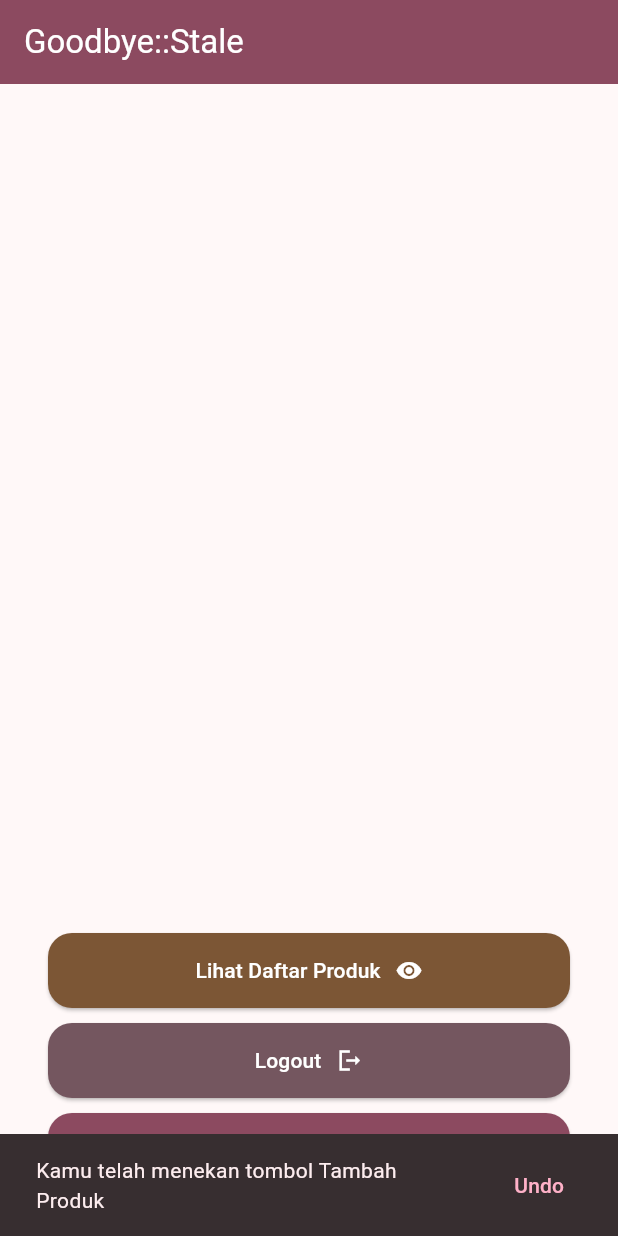
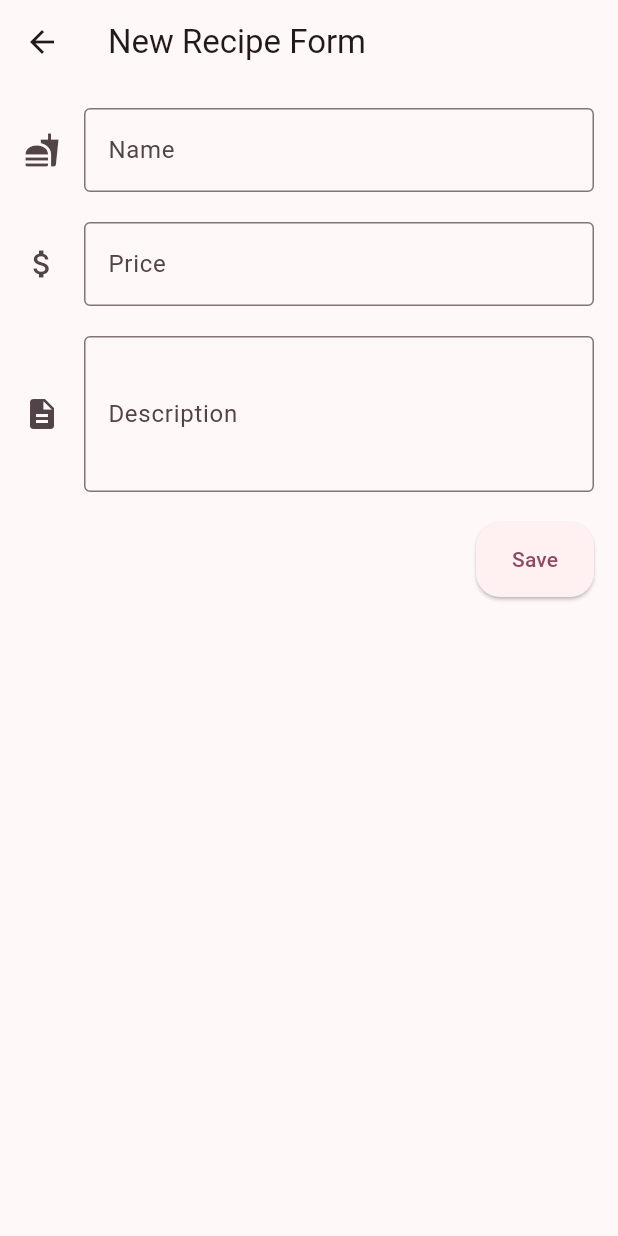
Before and after one commit to thorbert-anson-shi/goodbye-stale-mobile, a Flutter app: the screen it shows after launch, after a tap on "Tambah Produk", on a phone screen of 412 x 824 dp. Run offline on Flutter 3.47's test engine with Material 3 defaults, Android fonts, the light colour scheme and no system bars.

Commit message:
Subsmisi Tugas Individu 8

```diff
--- a/lib/main.dart
+++ b/lib/main.dart
@@ -1,5 +1,5 @@
 import 'package:flutter/material.dart';
-import 'package:goodbye_stale_mobile/home.dart';
+import 'package:goodbye_stale_mobile/screens/home.dart';
 
 void main() {
   runApp(const MyApp());
@@ -17,7 +17,7 @@ class MyApp extends StatelessWidget {
         colorScheme: ColorScheme.fromSeed(seedColor: Colors.black),
         useMaterial3: true,
       ),
-      home: MyHomePage(),
+      home: const MyHomePage(),
     );
   }
 }
--- a/lib/home.dart
+++ b/lib/screens/home.dart
@@ -1,4 +1,6 @@
 import 'package:flutter/material.dart';
+import 'package:goodbye_stale_mobile/widgets/action_button.dart';
+import 'package:goodbye_stale_mobile/widgets/app_drawer.dart';
 
 class MyHomePage extends StatelessWidget {
   const MyHomePage({super.key});
@@ -13,6 +15,7 @@ class MyHomePage extends StatelessWidget {
           style: TextStyle(color: Theme.of(context).colorScheme.onPrimary),
         ),
       ),
+      drawer: const AppDrawer(),
       body: Container(
         width: double.maxFinite,
         height: double.maxFinite,
@@ -50,50 +53,3 @@ class MyHomePage extends StatelessWidget {
     );
   }
 }
-
-class ActionButton extends StatelessWidget {
-  final Text text;
-  final Text snackBarText;
-  final Icon icon;
-  final Color bgColor;
-  final Color fgColor;
-
-  const ActionButton(
-      this.text, this.snackBarText, this.icon, this.bgColor, this.fgColor,
-      {super.key});
-
-  @override
-  Widget build(BuildContext context) {
-    return ElevatedButton(
-      onPressed: () {
-        final snackBar = SnackBar(
-          content: snackBarText,
-          action: SnackBarAction(
-            label: 'Undo',
-            onPressed: () {
-              ScaffoldMessenger.of(context).hideCurrentSnackBar();
-            },
-          ),
-        );
-
-        ScaffoldMessenger.of(context).showSnackBar(snackBar);
-      },
-      style: ElevatedButton.styleFrom(
-        backgroundColor: bgColor,
-        foregroundColor: fgColor,
-        minimumSize: const Size.fromHeight(50),
-        shape: RoundedRectangleBorder(
-          borderRadius: BorderRadius.circular(16.0),
-        ),
-      ),
-      child: Row(
-        mainAxisSize: MainAxisSize.min,
-        children: [
-          text,
-          const SizedBox(width: 10.0),
-          icon,
-        ],
-      ),
-    );
-  }
-}
--- /dev/null
+++ b/lib/screens/new_recipe_form.dart
@@ -0,0 +1,146 @@
+import 'package:flutter/material.dart';
+
+class NewRecipeForm extends StatefulWidget {
+  const NewRecipeForm({super.key});
+
+  @override
+  NewRecipeFormState createState() => NewRecipeFormState();
+}
+
+class NewRecipeFormState extends State<NewRecipeForm> {
+  final _formKey = GlobalKey<FormState>();
+  String _name = "";
+  int _price = 0;
+  String _description = "";
+
+  String? _validateName(String? value) {
+    if (value == null || value.isEmpty) {
+      return 'Please enter a name';
+    } else if (value.length < 4 || value.length > 40) {
+      return 'Name must be between 4 and 20 characters';
+    }
+    return null;
+  }
+
+  String? _validatePrice(String? value) {
+    if (value == null || value.isEmpty) {
+      return 'Please enter a price';
+    }
+    final price = double.tryParse(value);
+    if (price == null || price <= 0) {
+      return 'Price must be greater than zero';
+    }
+    return null;
+  }
+
+  String? _validateDescription(String? value) {
+    if (value == null || value.isEmpty) {
+      return "Please enter a description";
+    }
+    return null;
+  }
+
+  @override
+  Widget build(BuildContext context) {
+    return Scaffold(
+      appBar: AppBar(
+        title: const Text('New Recipe Form'),
+      ),
+      body: Padding(
+        padding: const EdgeInsets.all(16.0),
+        child: Form(
+          key: _formKey,
+          child: Column(
+            children: <Widget>[
+              TextFormField(
+                  decoration: const InputDecoration(
+                      border: OutlineInputBorder(),
+                      labelText: 'Name',
+                      icon: Icon(Icons.fastfood)),
+                  validator: _validateName,
+                  onChanged: (String? value) {
+                    setState(() {
+                      _name = value!;
+                    });
+                  }),
+              const SizedBox(height: 20),
+              TextFormField(
+                  decoration: const InputDecoration(
+                      border: OutlineInputBorder(),
+                      labelText: 'Price',
+                      icon: Icon(Icons.attach_money)),
+                  keyboardType: TextInputType.number,
+                  validator: _validatePrice,
+                  onChanged: (String? value) {
+                    setState(() {
+                      _price = int.tryParse(value!) ?? 0;
+                    });
+                  }),
+              const SizedBox(height: 20),
+              TextFormField(
+                decoration: const InputDecoration(
+                    border: OutlineInputBorder(),
+                    labelText: 'Description',
+                    icon: Icon(Icons.description)),
+                validator: _validateDescription,
+                onChanged: (String? value) {
+                  setState(() {
+                    _description = value!;
+                  });
+                },
+                maxLines: 3,
+              ),
+              const SizedBox(height: 20),
+              Row(
+                mainAxisAlignment: MainAxisAlignment.end,
+                children: [
+                  ElevatedButton(
+                    onPressed: () {
+                      if (_formKey.currentState!.validate()) {
+                        showDialog(
+                          context: context,
+                          builder: (context) {
+                            return AlertDialog(
+                              title: const Text('Recipe saved!'),
+                              content: SingleChildScrollView(
+                                child: Column(
+                                  crossAxisAlignment: CrossAxisAlignment.start,
+                                  children: [
+                                    Text('Name: $_name'),
+                                    Text('Price: $_price'),
+                                    Text('Description: $_description'),
+                                  ],
+                                ),
+                              ),
+                              actions: [
+                                TextButton(
+                                  child: const Text('OK'),
+                                  onPressed: () {
+                                    Navigator.pop(context); // Exit from dialog
+                                    Navigator.pop(context); // Exit form page
+                                    _formKey.currentState!.reset();
+                                  },
+                                ),
+                              ],
+                            );
+                          },
+                        );
+                      }
+                    },
+                    style: ElevatedButton.styleFrom(
+                      fixedSize: const Size.fromHeight(50),
+                      shape: RoundedRectangleBorder(
+                        borderRadius: BorderRadius.circular(16.0),
+                      ),
+                    ),
+                    child: const Text('Save'),
+                  ),
+                ],
+              )
+            ],
+          ),
+        ),
+      ),
+    );
+  }
+}
--- /dev/null
+++ b/lib/widgets/action_button.dart
@@ -0,0 +1,55 @@
+import 'package:flutter/material.dart';
+import 'package:goodbye_stale_mobile/screens/new_recipe_form.dart';
+
+class ActionButton extends StatelessWidget {
+  final Text text;
+  final Text snackBarText;
+  final Icon icon;
+  final Color bgColor;
+  final Color fgColor;
+
+  const ActionButton(
+      this.text, this.snackBarText, this.icon, this.bgColor, this.fgColor,
+      {super.key});
+
+  @override
+  Widget build(BuildContext context) {
+    return ElevatedButton(
+      onPressed: () {
+        if (text.data == "Tambah Produk") {
+          Navigator.push(context,
+              MaterialPageRoute(builder: (context) => const NewRecipeForm()));
+          return;
+        }
+
+        final snackBar = SnackBar(
+          content: snackBarText,
+          action: SnackBarAction(
+            label: 'Close',
+            onPressed: () {
+              ScaffoldMessenger.of(context).hideCurrentSnackBar();
+            },
+          ),
+        );
+
+        ScaffoldMessenger.of(context).showSnackBar(snackBar);
+      },
+      style: ElevatedButton.styleFrom(
+        backgroundColor: bgColor,
+        foregroundColor: fgColor,
+        minimumSize: const Size.fromHeight(50),
+        shape: RoundedRectangleBorder(
+          borderRadius: BorderRadius.circular(16.0),
+        ),
+      ),
+      child: Row(
+        mainAxisSize: MainAxisSize.min,
+        children: [
+          text,
+          const SizedBox(width: 10.0),
+          icon,
+        ],
+      ),
+    );
+  }
+}
--- /dev/null
+++ b/lib/widgets/app_drawer.dart
@@ -0,0 +1,35 @@
+import 'package:flutter/material.dart';
+import 'package:goodbye_stale_mobile/screens/home.dart';
+import 'package:goodbye_stale_mobile/screens/new_recipe_form.dart';
+
+class AppDrawer extends StatelessWidget {
+  const AppDrawer({super.key});
+
+  @override
+  Widget build(BuildContext context) {
+    return Drawer(
+      child: Column(
+        children: <Widget>[
+          ListTile(
+            leading: const Icon(Icons.home),
+            title: const Text('Home'),
+            onTap: () {
+              Navigator.push(context,
+                  MaterialPageRoute(builder: (context) => const MyHomePage()));
+            },
+          ),
+          ListTile(
+            leading: const Icon(Icons.add_box),
+            title: const Text('Add Recipe'),
+            onTap: () {
+              Navigator.push(
+                  context,
+                  MaterialPageRoute(
+                      builder: (context) => const NewRecipeForm()));
+            },
+          ),
+        ],
+      ),
+    );
+  }
+}
```
Also changed, not shown: 1 other file.
